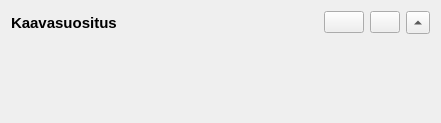
The window that arho_feature_template/gui/components/plan_proposition_widget.ui (GispoCoding/arho-qgis-plugin) describes before a commit, drawn with Qt 5.
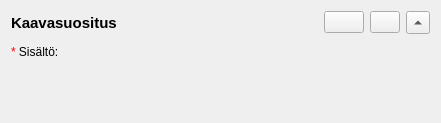
The same window after the commit. Custom widgets are drawn as their Qt base class.

Patch:
```diff
--- a/arho_feature_template/gui/components/plan_proposition_widget.ui
+++ b/arho_feature_template/gui/components/plan_proposition_widget.ui
@@ -103,7 +103,27 @@
     </layout>
    </item>
    <item>
-    <layout class="QFormLayout" name="form_layout"/>
+    <layout class="QFormLayout" name="form_layout">
+     <item row="0" column="0">
+      <widget class="QLabel" name="label">
+       <property name="minimumSize">
+        <size>
+         <width>0</width>
+         <height>25</height>
+        </size>
+       </property>
+       <property name="text">
+        <string>&lt;html&gt;&lt;head/&gt;&lt;body&gt;&lt;p&gt;&lt;span style=&quot; color:#ff0000;&quot;&gt;*&lt;/span&gt; Sisältö:&lt;/p&gt;&lt;/body&gt;&lt;/html&gt;</string>
+       </property>
+       <property name="alignment">
+        <set>Qt::AlignLeading|Qt::AlignLeft|Qt::AlignVCenter</set>
+       </property>
+      </widget>
+     </item>
+     <item row="0" column="1">
+      <widget class="LocalizedMultilineTextInputWidget" name="text_input" native="true"/>
+     </item>
+    </layout>
    </item>
    <item>
     <spacer name="verticalSpacer">
@@ -120,6 +140,14 @@
    </item>
   </layout>
  </widget>
+ <customwidgets>
+  <customwidget>
+   <class>LocalizedMultilineTextInputWidget</class>
+   <extends>QWidget</extends>
+   <header>arho_feature_template.gui.components.value_input_widgets</header>
+   <container>1</container>
+  </customwidget>
+ </customwidgets>
  <resources/>
  <connections/>
 </ui>
```
